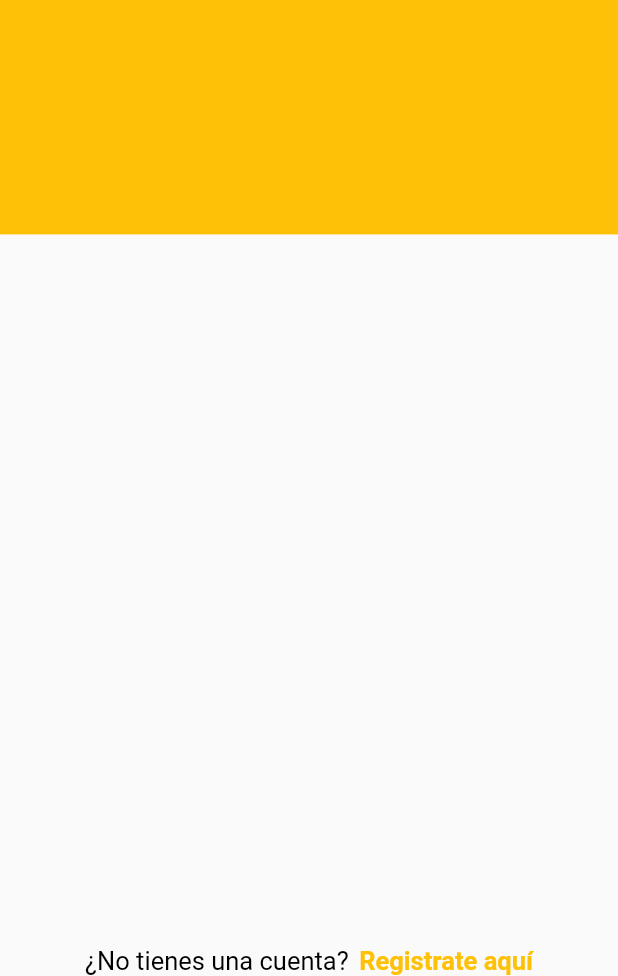
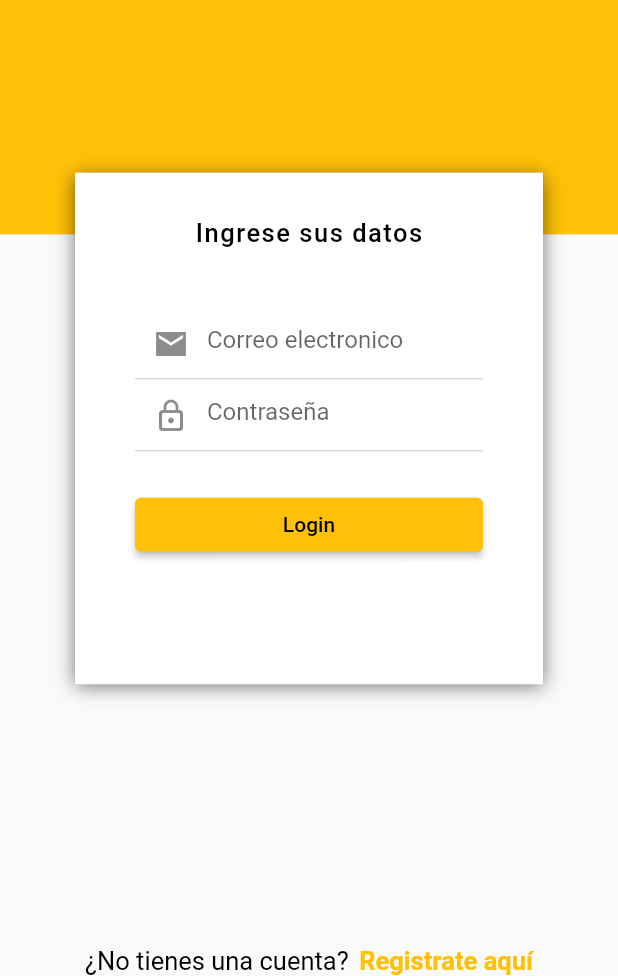
Before and after one commit to agusci21/delivery_mobile, a Flutter app: the screen it shows after launch, on a phone screen of 412 x 824 dp, the part 260-1236 px from its top. Run offline on Flutter 3.47's test engine with Material 2 defaults, Android fonts, the phone set to English and light mode, and no system bars; our stand-ins replace get.

Commit message:
login finalizado

```diff
--- a/lib/main.dart
+++ b/lib/main.dart
@@ -16,15 +16,29 @@ class _MyAppState extends State<MyApp> {
   void initState() {
     super.initState();
   }
+
   @override
   Widget build(BuildContext context) {
     return GetMaterialApp(
       debugShowCheckedModeBanner: false,
       title: 'Delivery',
       initialRoute: '/',
-      getPages: [
-        GetPage(name: '/', page: () => const LoginPage())
-      ],
+      getPages: [GetPage(name: '/', page: () => const LoginPage())],
+      theme: ThemeData(
+          primaryColor: Colors.amber,
+          colorScheme: const ColorScheme(
+            primary: Colors.amber,
+            secondary: Colors.amber,
+            brightness: Brightness.light,
+            onBackground: Colors.grey,
+            background: Colors.grey,
+            error: Colors.grey,
+            onPrimary: Colors.grey,
+            onSecondary: Colors.grey,
+            onError: Colors.grey,
+            onSurface: Colors.grey,
+            surface: Colors.grey,
+          )),
       navigatorKey: Get.key,
     );
   }
--- a/lib/src/pages/login/login_page.dart
+++ b/lib/src/pages/login/login_page.dart
@@ -7,7 +7,7 @@ class LoginPage extends StatelessWidget {
   Widget build(BuildContext context) {
     return Scaffold(
       body: Stack(
-        children: const [_BackgroundCover(), _ImageCover()],
+        children: const [_BackgroundCover(), _BoxForm(), _ImageCover()],
       ),
       bottomNavigationBar: const _NewAcountText(),
     );
@@ -80,3 +80,92 @@ class _NewAcountText extends StatelessWidget {
     );
   }
 }
+
+class _BoxForm extends StatelessWidget {
+  const _BoxForm({Key? key}) : super(key: key);
+
+  @override
+  Widget build(BuildContext context) {
+    final size = MediaQuery.of(context).size;
+    return Container(
+      padding: const EdgeInsets.symmetric(horizontal: 40),
+      margin: EdgeInsets.only(top: size.height * .35, left: 50, right: 50),
+      decoration: const BoxDecoration(color: Colors.white, boxShadow: [
+        BoxShadow(color: Colors.black54, blurRadius: 10, offset: Offset(0, 2))
+      ]),
+      child: SingleChildScrollView(
+        physics: const BouncingScrollPhysics(),
+        child: Column(
+          mainAxisSize: MainAxisSize.min,
+          children: [
+            Container(
+              margin: const EdgeInsets.only(top: 30, bottom: 40),
+              child: const Text(
+                'Ingrese sus datos',
+                style: TextStyle(
+                    letterSpacing: 1,
+                    color: Colors.black,
+                    fontSize: 17,
+                    fontWeight: FontWeight.w500),
+              ),
+            ),
+            const LoginInputs(
+              hintText: 'Correo electronico',
+              icon: Icons.email_sharp,
+              keyboardType: TextInputType.emailAddress,
+            ),
+            const LoginInputs(
+              hintText: 'Contraseña',
+              icon: Icons.lock_outline_rounded,
+              keyboardType: TextInputType.text,
+              obscureText: true,
+            ),
+            const LoginButton()
+          ],
+        ),
+      ),
+    );
+  }
+}
+
+class LoginInputs extends StatelessWidget {
+  const LoginInputs(
+      {Key? key,
+      this.keyboardType,
+      this.hintText,
+      this.icon,
+      this.obscureText = false})
+      : super(key: key);
+  final TextInputType? keyboardType;
+  final String? hintText;
+  final IconData? icon;
+  final bool obscureText;
+
+  @override
+  Widget build(BuildContext context) {
+    return TextField(
+      keyboardType: keyboardType,
+      decoration: InputDecoration(hintText: hintText, prefixIcon: Icon(icon)),
+      obscureText: obscureText,
+    );
+  }
+}
+
+class LoginButton extends StatelessWidget {
+  const LoginButton({Key? key}) : super(key: key);
+
+  @override
+  Widget build(BuildContext context) {
+    final size = MediaQuery.of(context).size;
+    return Container(
+      margin: EdgeInsets.only(top: size.height * .03, bottom: size.height * .1),
+      width: double.infinity,
+      child: ElevatedButton(
+          onPressed: () {},
+          child: const Text(
+            'Login',
+            style: TextStyle(color: Colors.black),
+          )),
+    );
+  }
+}
```
